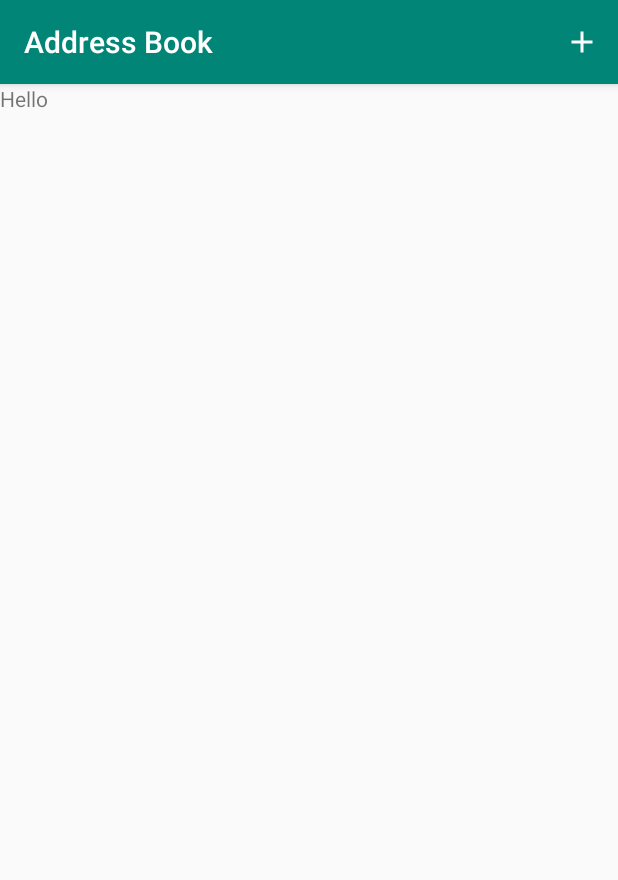
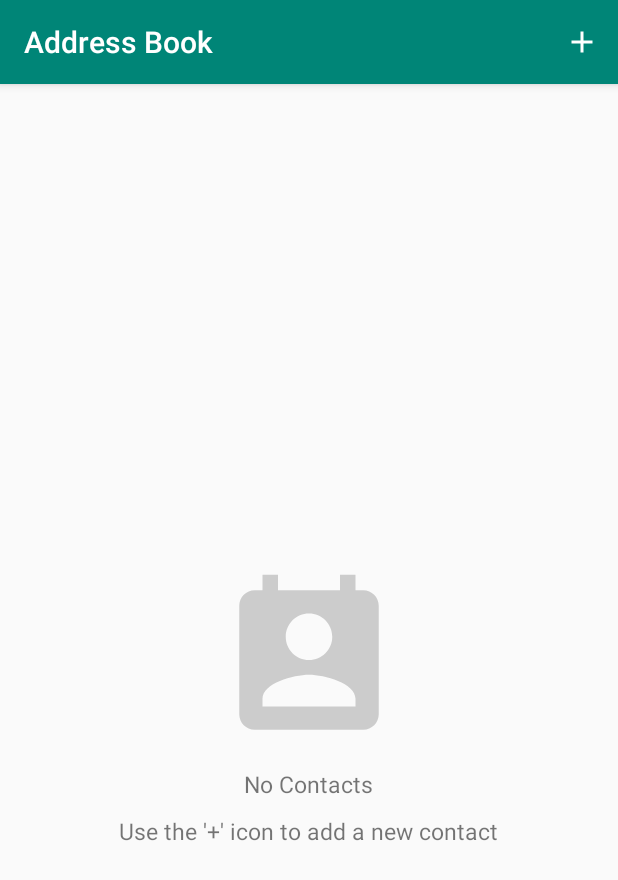
Before and after one commit to valmirbekteshi/Address-Book, an Android app: the screen it shows after launch (MainActivity), on a phone screen of 412 x 824 dp. Shown: the top 880 px of the screen. Run offline under Robolectric (Android 15) with nearby library versions, the phone set to English and light mode, and no system bars; our stand-ins replace navigation-ui.

Commit message:
Creating adapter, empty item, item contact

```diff
--- a/app/src/main/AndroidManifest.xml
+++ b/app/src/main/AndroidManifest.xml
@@ -9,7 +9,6 @@
         android:roundIcon="@mipmap/ic_launcher_round"
         android:supportsRtl="true"
         android:theme="@style/AppTheme">
-        <activity android:name=".AddNewContactActivity"></activity>
         <activity android:name=".ui.MainActivity">
             <intent-filter>
                 <action android:name="android.intent.action.MAIN" />
--- /dev/null
+++ b/app/src/main/java/com/valmirb/addressbook/repository/db/ContactDao.kt
@@ -0,0 +1,5 @@
+package com.valmirb.addressbook.repository.db
+
+interface ContactDao {
+
+}
--- /dev/null
+++ b/app/src/main/java/com/valmirb/addressbook/ui/adapter/ContactAdapter.kt
@@ -0,0 +1,38 @@
+package com.valmirb.addressbook.ui.adapter
+
+import android.content.Context
+import android.view.LayoutInflater
+import android.view.View
+import android.view.ViewGroup
+import androidx.recyclerview.widget.RecyclerView
+import com.valmirb.addressbook.R
+import com.valmirb.addressbook.model.Contact
+import kotlinx.android.synthetic.main.item_contact.view.*
+
+class ContactAdapter(val context: Context) : RecyclerView.Adapter<ContactAdapter.ContactHolder>(){
+
+    val contactList : List<Contact> = ArrayList()
+
+
+    override fun onCreateViewHolder(parent: ViewGroup, viewType: Int): ContactHolder {
+        val itemView = LayoutInflater.from(context).inflate(R.layout.item_contact,parent,false)
+        return ContactHolder(itemView)
+    }
+
+    override fun getItemCount(): Int {
+       return contactList.size
+    }
+
+    override fun onBindViewHolder(holder: ContactHolder, position: Int) {
+        val contact = contactList[position]
+        ContactHolder(holder.itemView).bind(contact)
+    }
+
+
+    inner class ContactHolder(itemView: View) : RecyclerView.ViewHolder(itemView){
+        fun bind(contact: Contact){
+            itemView.contactName.text = contact.name
+        }
+    }
+
+}
--- a/app/src/main/java/com/valmirb/addressbook/ui/addressbook/AddressBookFragment.kt
+++ b/app/src/main/java/com/valmirb/addressbook/ui/addressbook/AddressBookFragment.kt
@@ -6,7 +6,11 @@ import android.view.View
 import android.view.ViewGroup
 import androidx.fragment.app.Fragment
 import androidx.lifecycle.ViewModelProviders
+import androidx.recyclerview.widget.LinearLayoutManager
 import com.valmirb.addressbook.R
+import com.valmirb.addressbook.ui.adapter.ContactAdapter
+import kotlinx.android.synthetic.main.address_book_fragment.*
+import kotlinx.android.synthetic.main.empty_view.*
 
 class AddressBookFragment : Fragment() {
 
@@ -15,6 +19,7 @@ class AddressBookFragment : Fragment() {
     }
 
     private lateinit var viewModel: AddressBookViewModel
+    lateinit var adapter: ContactAdapter
 
     override fun onCreateView(
         inflater: LayoutInflater, container: ViewGroup?,
@@ -29,5 +34,19 @@ class AddressBookFragment : Fragment() {
         // TODO: Use the ViewModel
     }
 
+    override fun onViewCreated(view: View, savedInstanceState: Bundle?) {
+        super.onViewCreated(view, savedInstanceState)
+        emptyView.visibility = View.VISIBLE
+        setupRecyclerView()
+    }
+
+
+    fun setupRecyclerView() {
+        val recyclerView = recyclerView
+        recyclerView.layoutManager = LinearLayoutManager(context)
+        adapter = ContactAdapter(context!!)
+        recyclerView.adapter = adapter
+    }
+
 
 }
--- /dev/null
+++ b/app/src/main/res/drawable/ic_contact.xml
@@ -0,0 +1,10 @@
+<vector xmlns:android="http://schemas.android.com/apk/res/android"
+    android:width="124dp"
+    android:height="124dp"
+    android:tint="#CCCCCC"
+    android:viewportWidth="24.0"
+    android:viewportHeight="24.0">
+    <path
+        android:fillColor="#FF000000"
+        android:pathData="M19,3h-1L18,1h-2v2L8,3L8,1L6,1v2L5,3c-1.11,0 -2,0.9 -2,2v14c0,1.1 0.89,2 2,2h14c1.1,0 2,-0.9 2,-2L21,5c0,-1.1 -0.9,-2 -2,-2zM12,6c1.66,0 3,1.34 3,3s-1.34,3 -3,3 -3,-1.34 -3,-3 1.34,-3 3,-3zM18,18L6,18v-1c0,-2 4,-3.1 6,-3.1s6,1.1 6,3.1v1z" />
+</vector>
--- a/app/src/main/res/layout/address_book_fragment.xml
+++ b/app/src/main/res/layout/address_book_fragment.xml
@@ -5,9 +5,14 @@
     android:layout_height="match_parent"
     tools:context=".ui.addressbook.AddressBookFragment">
 
-    <TextView
+    <include
+        layout="@layout/empty_view"
+        android:visibility="gone" />
+
+    <androidx.recyclerview.widget.RecyclerView
+        android:id="@+id/recyclerView"
         android:layout_width="match_parent"
-        android:layout_height="match_parent"
-        android:text="Hello" />
+        android:layout_height="match_parent" />
+
 
 </FrameLayout>
--- /dev/null
+++ b/app/src/main/res/layout/empty_view.xml
@@ -0,0 +1,42 @@
+<?xml version="1.0" encoding="utf-8"?>
+
+
+<RelativeLayout xmlns:android="http://schemas.android.com/apk/res/android"
+    xmlns:tools="http://schemas.android.com/tools"
+    android:id="@+id/emptyView"
+    android:layout_width="match_parent"
+    android:layout_height="match_parent"
+    tools:showIn="@layout/address_book_fragment">
+
+
+    <ImageView
+        android:id="@+id/contactIcon"
+        android:layout_width="wrap_content"
+        android:layout_height="wrap_content"
+        android:layout_centerInParent="true"
+        android:src="@drawable/ic_contact" />
+
+
+    <TextView
+        android:id="@+id/no_contact_title"
+        android:layout_width="wrap_content"
+        android:layout_height="wrap_content"
+        android:layout_below="@id/contactIcon"
+        android:layout_centerHorizontal="true"
+        android:layout_marginTop="10dp"
+        android:text="@string/no_contacts"
+        android:textSize="15sp" />
+
+
+    <TextView
+        android:id="@+id/no_contact_subtitle"
+        android:layout_width="wrap_content"
+        android:layout_height="wrap_content"
+        android:layout_below="@id/no_contact_title"
+        android:layout_centerHorizontal="true"
+        android:layout_marginTop="10dp"
+        android:text="@string/no_contacts_subtitle"
+        android:textSize="15sp" />
+
+
+</RelativeLayout>
--- a/app/src/main/res/values/strings.xml
+++ b/app/src/main/res/values/strings.xml
@@ -6,4 +6,7 @@
     <string name="phonenumber">Phone Number</string>
     <string name="address">Address</string>
     <string name="add_contact">Add Contact</string>
+    <string name="no_contacts">No Contacts</string>
+    <string name="no_contacts_subtitle">Use the \'+\' icon to add a new contact</string>
+    <string name="ex_contact_name">Valmir Bekteshi</string>
 </resources>
```
Also changed, not shown: app/src/main/res/layout/item_contact.xml (added, +31 -0 lines).
